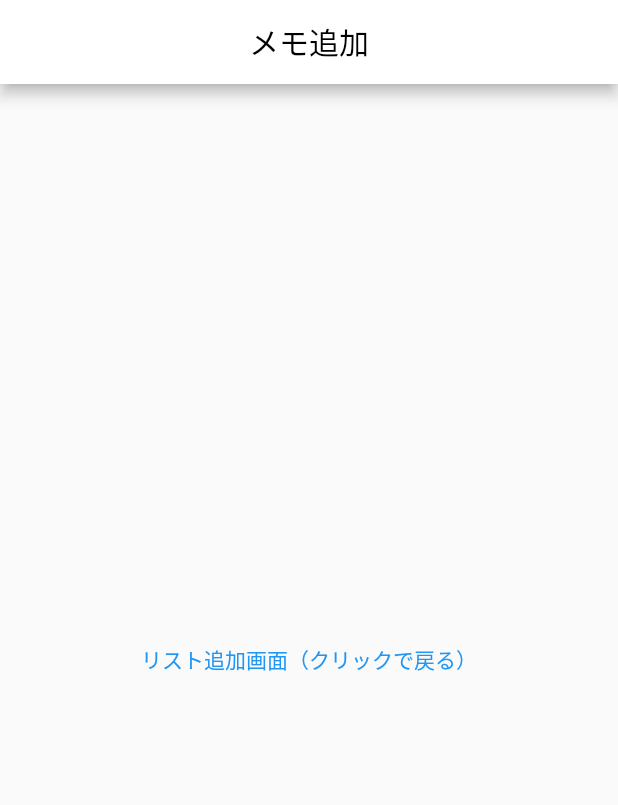
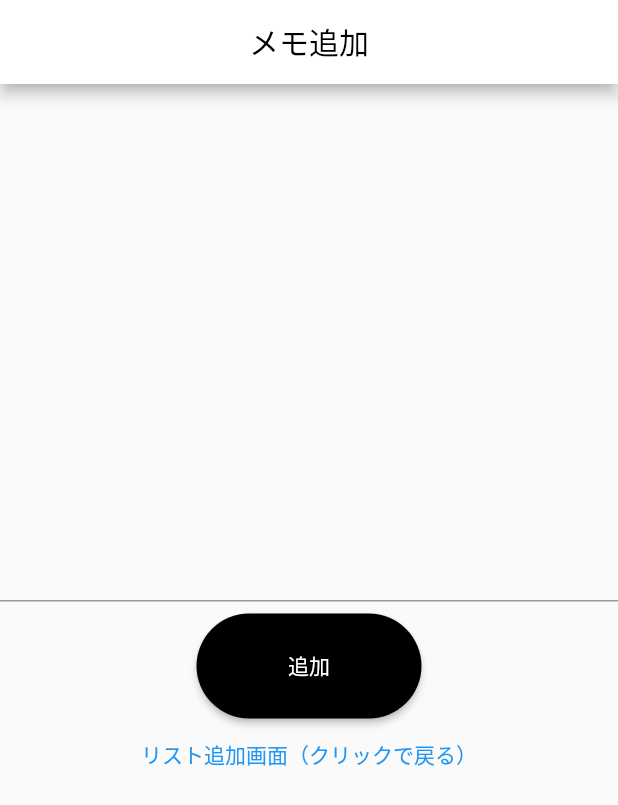
Before and after one commit to Shibata-Nanami/-flutter_task_3, a Flutter app: the screen it shows after launch, after a tap on the "add" icon, on a phone screen of 412 x 824 dp. Shown: the top 805 px of the screen. Run offline on Flutter 3.47's test engine with Material 2 defaults, Android fonts, the phone set to English and light mode, and no system bars.

Commit message:
メモアプリ画面作成（途中）

```diff
--- a/lib/memoAddition.dart
+++ b/lib/memoAddition.dart
@@ -24,6 +24,27 @@ class _TodoAddPageState extends State<TodoAddPage> {
         backgroundColor: Colors.white,
       ),
       body: Center(
+        child: Column(
+          mainAxisAlignment: MainAxisAlignment.center,
+          children: <Widget>[
+            // テキスト入力
+            const TextField(),
+            const SizedBox(height: 8),
+            SizedBox(
+              width: 150,
+              height: 70,
+              // リスト追加ボタン
+              child: ElevatedButton(
+                style: ElevatedButton.styleFrom(
+                  backgroundColor: Colors.black,
+                  shape: RoundedRectangleBorder(
+                      borderRadius: BorderRadius.circular(40)),
+                ),
+                onPressed: () {},
+                child: const Text('追加', style: TextStyle(color: Colors.white)),
+              ),
+            ),
+            SizedBox(
               child: TextButton(
                 // ボタンをクリックした時の処理
                 onPressed: () {
@@ -33,6 +54,9 @@ class _TodoAddPageState extends State<TodoAddPage> {
                 child: const Text('リスト追加画面（クリックで戻る）'),
               ),
             ),
+          ],
+        ),
+      ),
     );
   }
 }
--- a/lib/memoScreen.dart
+++ b/lib/memoScreen.dart
@@ -1,5 +1,6 @@
 // メモ一覧画面用のWidget
 import 'package:flutter/material.dart';
+
 import 'memoAddition.dart';
 
 class memoScreen extends StatelessWidget {
@@ -19,14 +20,26 @@ class memoScreen extends StatelessWidget {
         centerTitle: true,
         backgroundColor: Colors.white,
       ),
-      body: ListView(
-        children: const [
-          Card(
-            child: ListTile(
-              title: Text(''),
-            ),
-          ),
-        ],
+      body: SafeArea(
+        child: SingleChildScrollView(
+          padding: const EdgeInsets.all(30),
+          child: ListView.builder(
+              shrinkWrap: true,
+              itemCount: 3,
+              itemBuilder: (context, index) {
+                return const Padding(
+                  padding: EdgeInsets.only(bottom: 20),
+                  child: SizedBox(
+                    width: 80,
+                    height: 80,
+                    child: Card(
+                      color: Colors.white,
+                      child: Text('メモタイトル'),
+                    ),
+                  ),
+                );
+              }),
+        ),
       ),
       floatingActionButton: FloatingActionButton(
         onPressed: () {
```
Lines whose indentation alone changed are shown as unchanged.
